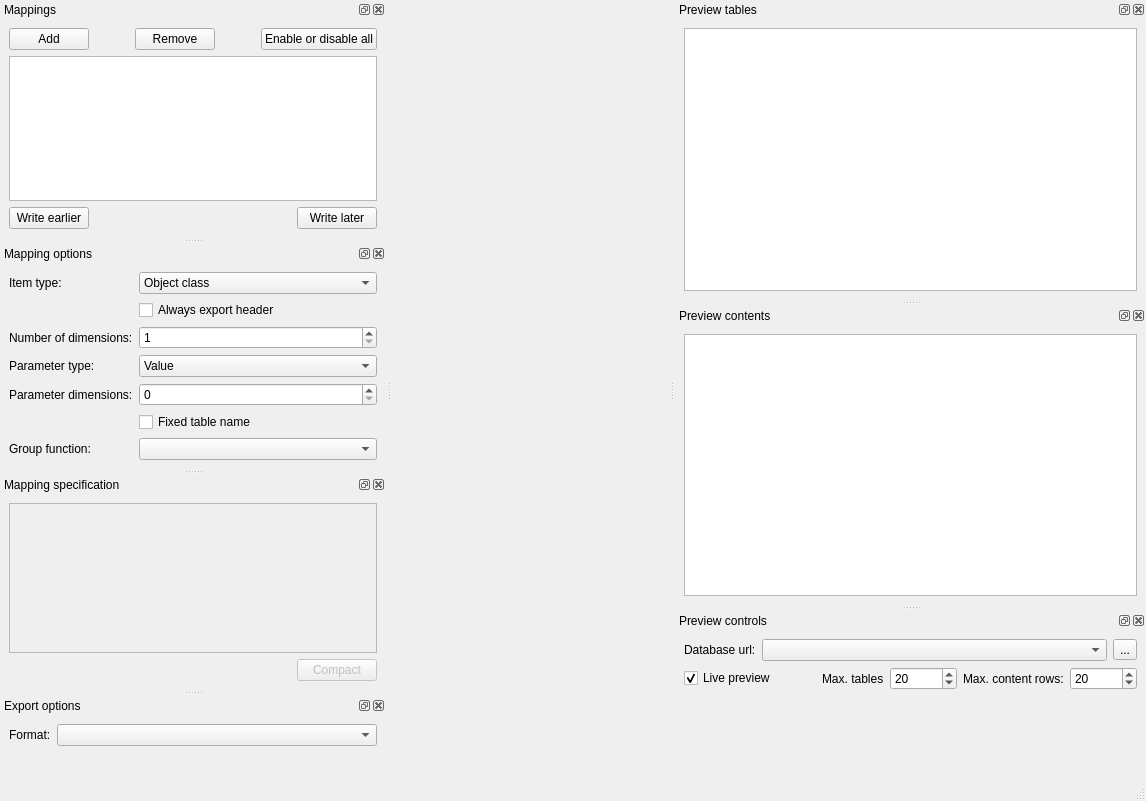
spine-tools/spine-items, file spine_items/exporter/ui/specification_editor.ui: the form before one commit.
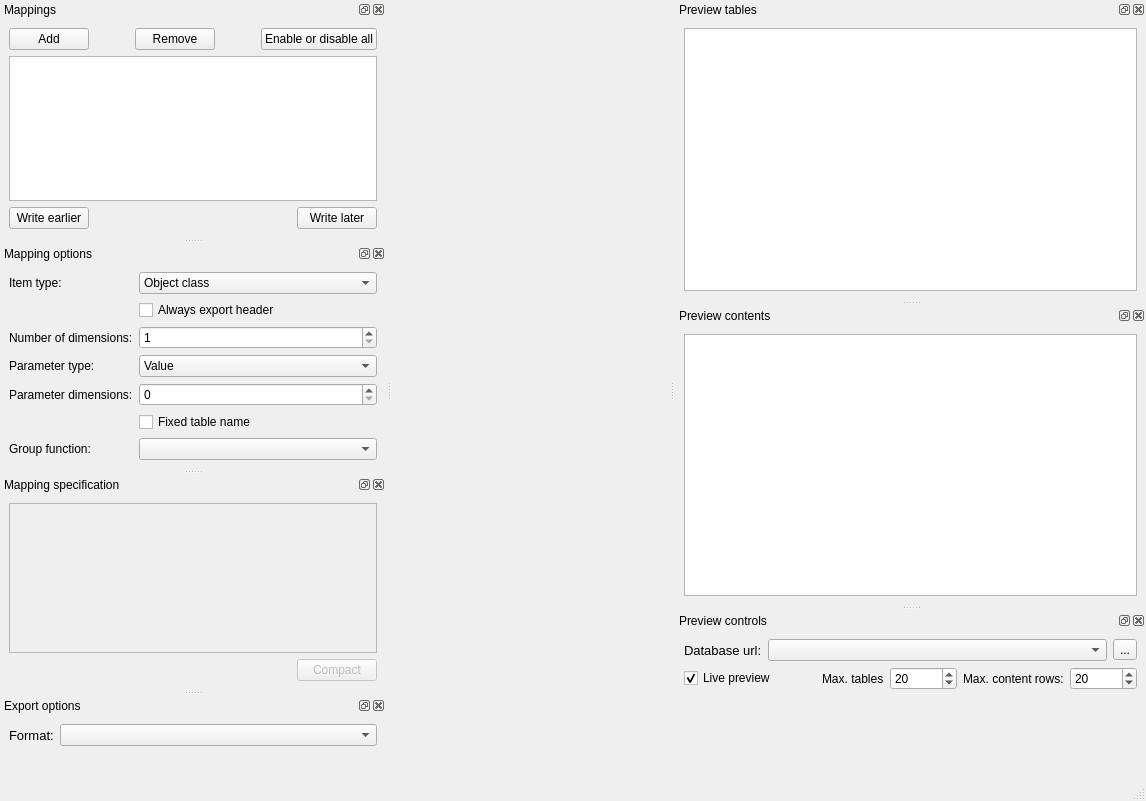
The form after the commit. Icons and pictures are not drawn. Custom widgets are drawn as their Qt base class.

Commit message:
Initial support for file-less mode in importer spec editor
Re Spine-project/Spine-Toolbox#1381

Diff of the .ui file:
```diff
--- a/spine_items/exporter/ui/specification_editor.ui
+++ b/spine_items/exporter/ui/specification_editor.ui
@@ -441,6 +441,11 @@
            <verstretch>0</verstretch>
           </sizepolicy>
          </property>
+         <property name="font">
+          <font>
+           <pointsize>10</pointsize>
+          </font>
+         </property>
          <property name="text">
           <string>Format:</string>
          </property>
@@ -489,7 +494,7 @@
         <widget class="QLabel" name="label_9">
          <property name="font">
           <font>
-           <pointsize>9</pointsize>
+           <pointsize>10</pointsize>
           </font>
          </property>
          <property name="text">
@@ -509,7 +514,7 @@
           <enum>QComboBox::AdjustToMinimumContentsLength</enum>
          </property>
          <property name="minimumContentsLength">
-          <number>32</number>
+          <number>0</number>
          </property>
         </widget>
        </item>
```
The commit also changes 10 other files.
